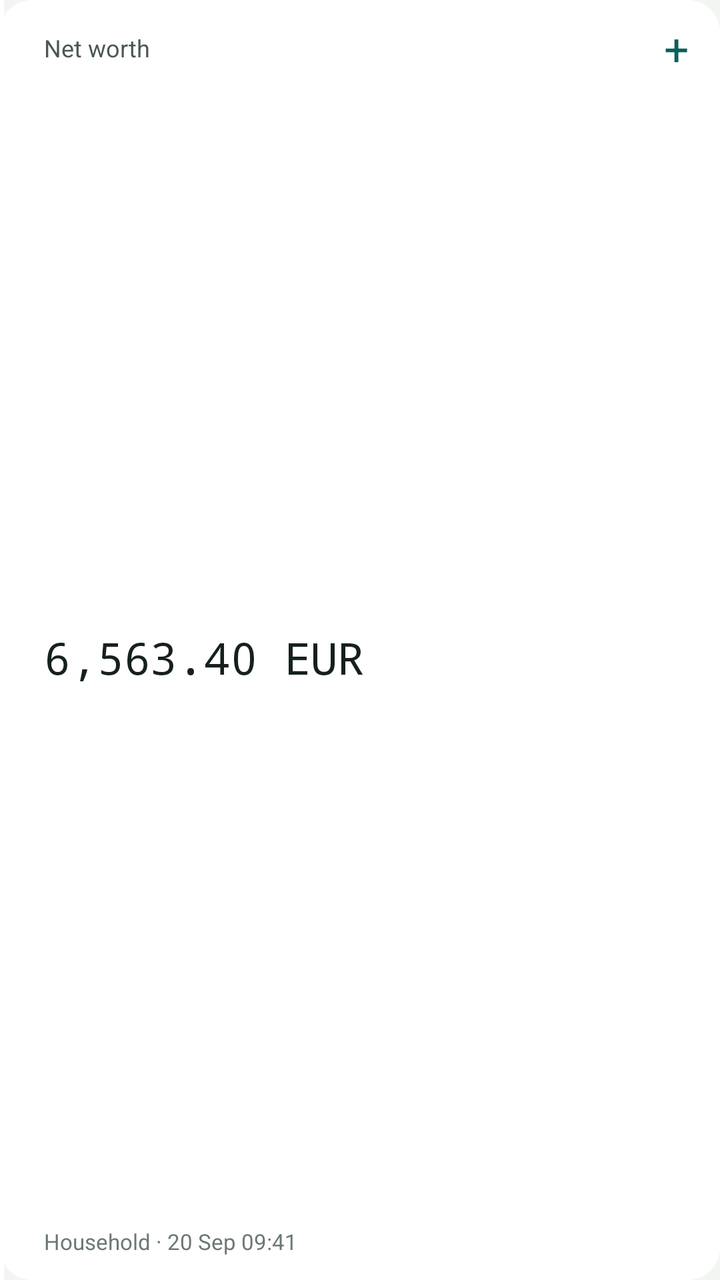
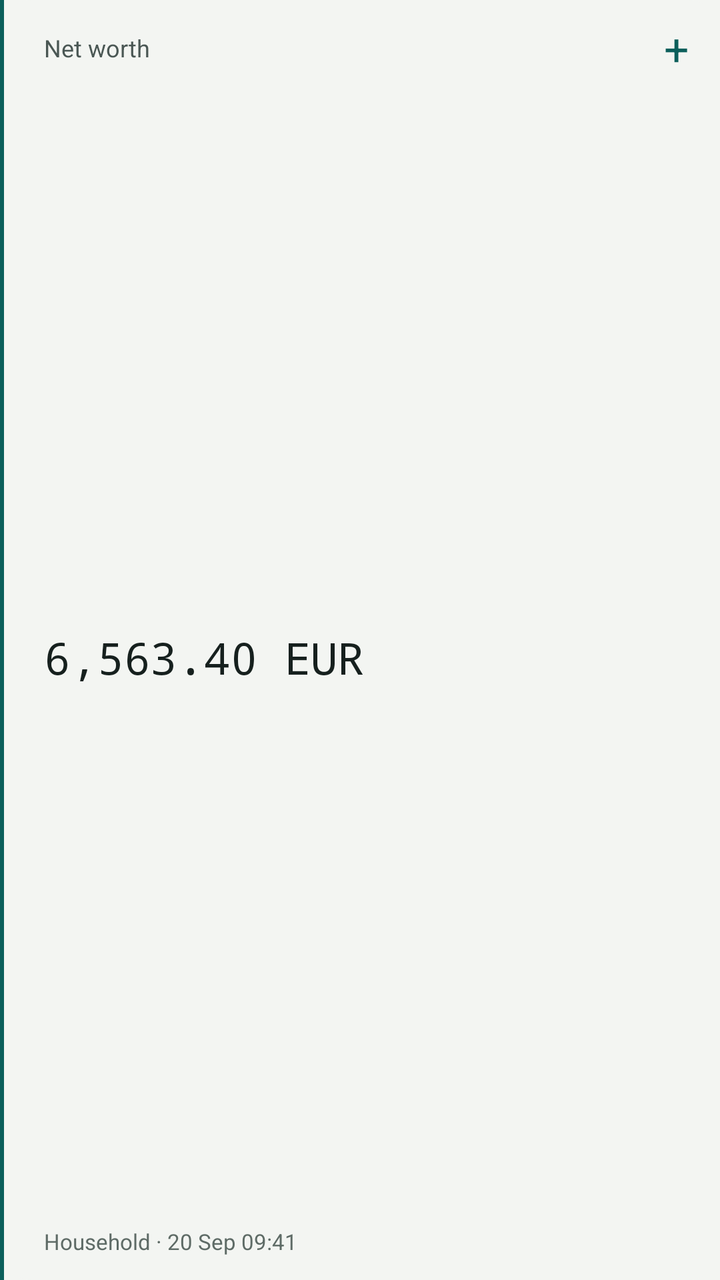

Before-and-after screenshots of an Android layout around one commit, followed by the original layout XML and the change that was made.
<!-- AndroidManifest.xml: application theme Theme.Beancount -->
<!-- res/layout/widget_preview_networth.xml -->
<?xml version="1.0" encoding="utf-8"?>
<FrameLayout xmlns:android="http://schemas.android.com/apk/res/android"
    android:id="@+id/widget_root"
    android:layout_width="match_parent"
    android:layout_height="match_parent">

    <ImageView
        android:id="@+id/widget_paper"
        android:layout_width="match_parent"
        android:layout_height="match_parent"
        android:scaleType="fitXY"
        android:importantForAccessibility="no"
        android:src="@drawable/widget_paper" />

    <LinearLayout
        android:layout_width="match_parent"
        android:layout_height="match_parent"
        android:orientation="horizontal">

        <ImageView
            android:id="@+id/widget_rule"
            android:layout_width="2dp"
            android:layout_height="match_parent"
            android:scaleType="fitXY"
            android:importantForAccessibility="no"
            android:src="@drawable/widget_rule" />

        <LinearLayout
            android:layout_width="match_parent"
            android:layout_height="match_parent"
            android:orientation="vertical"
            android:paddingTop="4dp"
            android:paddingBottom="12dp"
            android:paddingStart="20dp"
            android:paddingLeft="20dp">

            <LinearLayout
                android:layout_width="match_parent"
                android:layout_height="wrap_content"
                android:gravity="center_vertical"
                android:orientation="horizontal">

                <TextView
                    android:id="@+id/widget_label"
                    android:layout_width="0dp"
                    android:layout_height="wrap_content"
                    android:layout_weight="1"
                    android:maxLines="1"
                    android:ellipsize="end"
                    android:textSize="12sp"
                    android:text="Net worth"
                    android:textColor="@color/widget_label" />

                <TextView
                    android:id="@+id/widget_add"
                    android:layout_width="44dp"
                    android:layout_height="40dp"
                    android:gravity="center"
                    android:text="+"
                    android:textSize="22sp"
                    android:contentDescription="Add an entry"
                    android:textColor="@color/widget_rule" />
            </LinearLayout>

            <TextView
                android:id="@+id/widget_value"
                android:layout_width="match_parent"
                android:layout_height="0dp"
                android:layout_weight="1"
                android:paddingEnd="12dp"
                android:paddingRight="12dp"
                android:gravity="center_vertical"
                android:maxLines="2"
                android:ellipsize="end"
                android:textSize="22sp"
                android:autoSizeTextType="uniform"
                android:autoSizeMinTextSize="11sp"
                android:autoSizeMaxTextSize="22sp"
                android:autoSizeStepGranularity="1sp"
                android:fontFamily="monospace"
                android:text="6,563.40 EUR"
                android:textColor="@color/widget_value" />

            <TextView
                android:id="@+id/widget_footnote"
                android:layout_width="match_parent"
                android:layout_height="wrap_content"
                android:paddingEnd="12dp"
                android:paddingRight="12dp"
                android:maxLines="1"
                android:ellipsize="end"
                android:textSize="11sp"
                android:text="Household · 20 Sep 09:41"
                android:textColor="@color/widget_footnote" />

        </LinearLayout>
    </LinearLayout>
</FrameLayout>
<!-- resources referenced by this layout -->
<resources>
  <color name="widget_footnote">#6B7873</color>
  <color name="widget_label">#4A5754</color>
  <color name="widget_rule">#0B5F5B</color>
  <color name="widget_value">#16201E</color>
  <!-- drawable widget_paper (drawable) -->
  <?xml version="1.0" encoding="utf-8"?>
  <shape xmlns:android="http://schemas.android.com/apk/res/android" android:shape="rectangle">
      <corners android:radius="16dp" />
      <solid android:color="#FFFFFFFF" />
  </shape>
  <!-- drawable widget_rule (drawable) -->
  <?xml version="1.0" encoding="utf-8"?>
  <shape xmlns:android="http://schemas.android.com/apk/res/android" android:shape="rectangle">
      <solid android:color="#FFFFFFFF" />
  </shape>
  <style name="Theme.Beancount" parent="android:Theme.Material.Light.NoActionBar">
          <item name="android:windowBackground">@color/window_background</item>
      </style>
  <color name="window_background">#F3F5F2</color>
</resources>

<!-- the commit's change to res/layout/widget_preview_networth.xml (unified diff, before → after) -->
@@ -10,7 +10,8 @@
         android:layout_height="match_parent"
         android:scaleType="fitXY"
         android:importantForAccessibility="no"
-        android:src="@drawable/widget_paper" />
+        android:src="@drawable/widget_paper"
+        android:tint="@color/widget_surface" />
 
     <LinearLayout
         android:layout_width="match_parent"
@@ -23,7 +24,8 @@
             android:layout_height="match_parent"
             android:scaleType="fitXY"
             android:importantForAccessibility="no"
-            android:src="@drawable/widget_rule" />
+            android:src="@drawable/widget_rule"
+            android:tint="@color/widget_rule" />
 
         <LinearLayout
             android:layout_width="match_parent"
<!-- resource entries referenced after the edit -->
@@ -1,8 +1,9 @@
 <!-- resources referenced by this layout -->
 <resources>
-  <color name="widget_footnote">#6B7873</color>
+  <color name="widget_footnote">#5E6B66</color>
   <color name="widget_label">#4A5754</color>
   <color name="widget_rule">#0B5F5B</color>
+  <color name="widget_surface">#F3F5F2</color>
   <color name="widget_value">#16201E</color>
   <!-- drawable widget_paper (drawable) -->
   <?xml version="1.0" encoding="utf-8"?>
